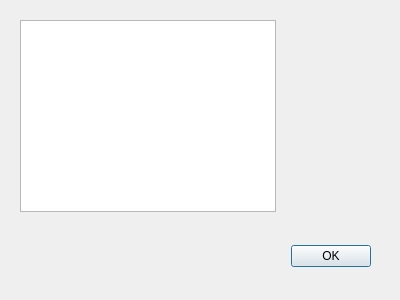
Old version of the form qtdesigner/validate.ui in the repository Open-Telecoms-Data/ofds-qgis-plugin.
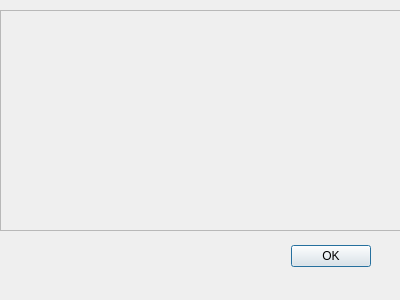
New version of the form.

Commit message:
Better validate errors report
https://github.com/Open-Telecoms-Data/ofds-qgis-plugin/issues/9

Patch:
```diff
--- a/qtdesigner/validate.ui
+++ b/qtdesigner/validate.ui
@@ -29,15 +29,28 @@
     <set>QDialogButtonBox::Ok</set>
    </property>
   </widget>
-  <widget class="QTextBrowser" name="textBrowser">
+  <widget class="QScrollArea" name="scrollArea">
    <property name="geometry">
     <rect>
-     <x>20</x>
-     <y>20</y>
-     <width>256</width>
-     <height>192</height>
+     <x>0</x>
+     <y>10</y>
+     <width>401</width>
+     <height>221</height>
     </rect>
    </property>
+   <property name="widgetResizable">
+    <bool>true</bool>
+   </property>
+   <widget class="QWidget" name="scrollAreaWidgetContents">
+    <property name="geometry">
+     <rect>
+      <x>0</x>
+      <y>0</y>
+      <width>399</width>
+      <height>219</height>
+     </rect>
+    </property>
+   </widget>
   </widget>
  </widget>
  <resources/>
```
The commit also changes 2 other files.
